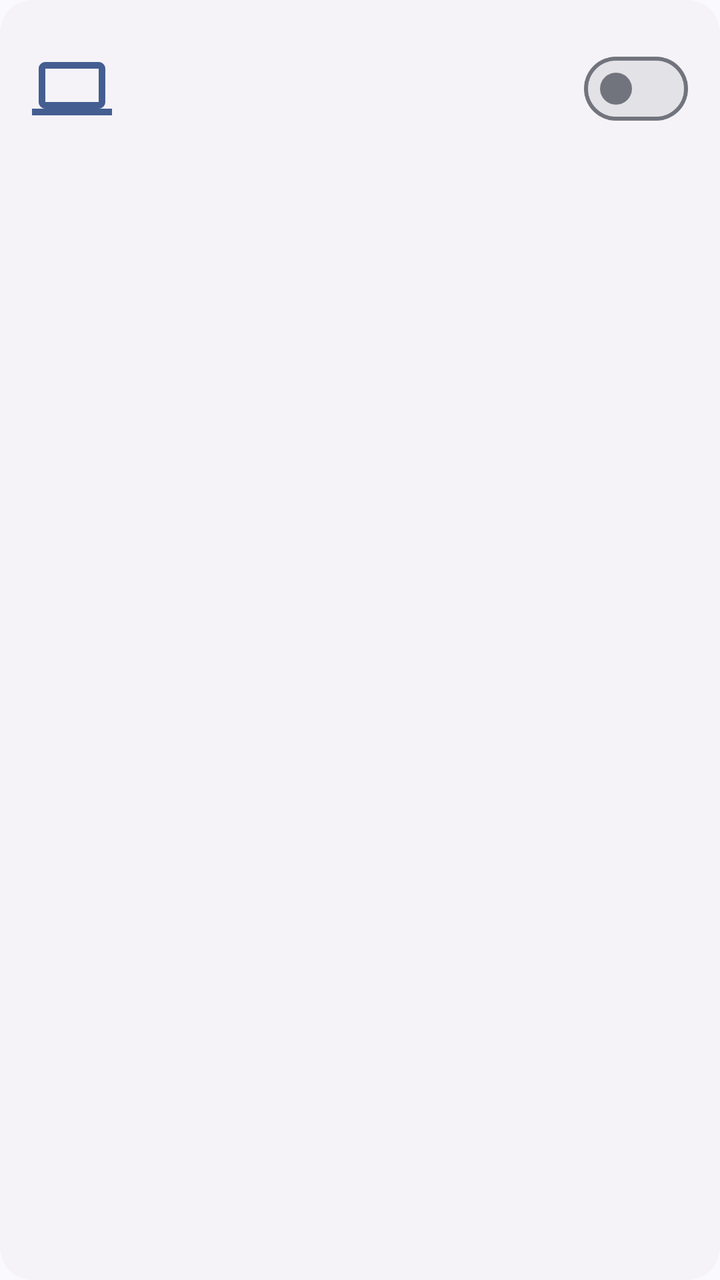
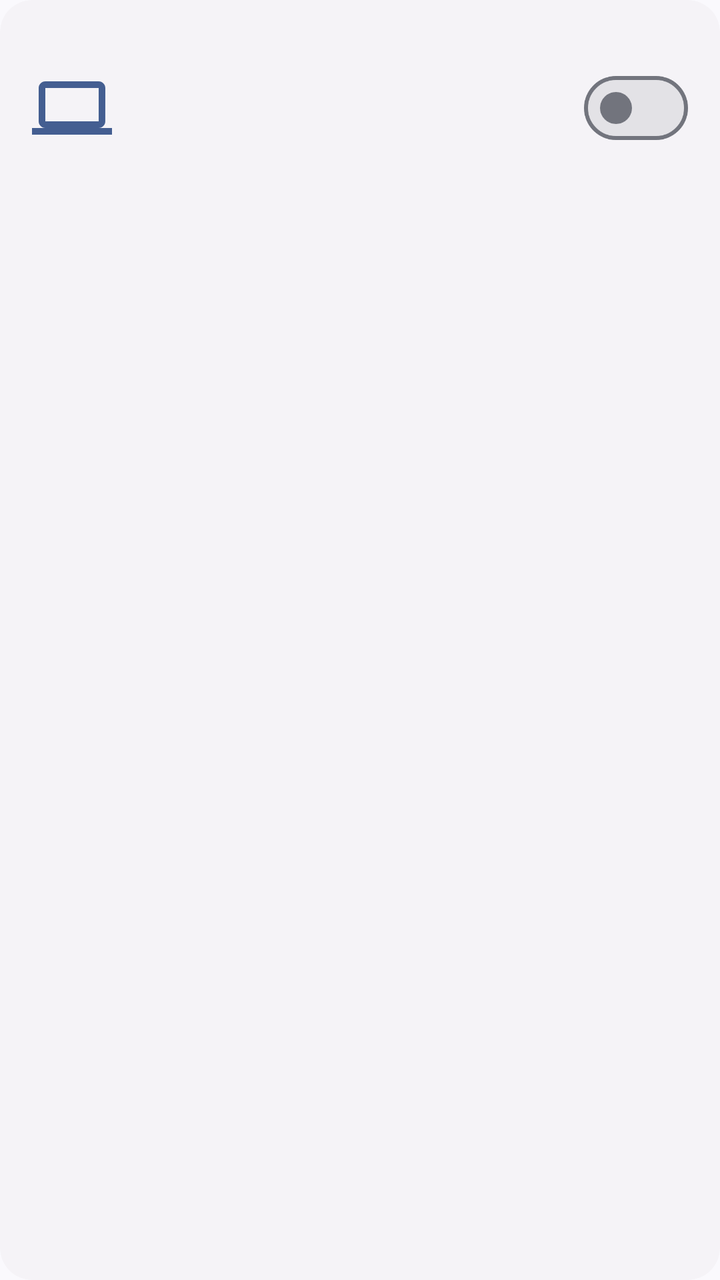

The first picture is an Android layout as it rendered before a commit; the second is the same layout after the commit. The layout source and the unified diff follow.
<!-- AndroidManifest.xml: application theme Theme.WifiKill -->
<!-- res/layout/item_host.xml -->
<?xml version="1.0" encoding="utf-8"?>
<com.google.android.material.card.MaterialCardView
    xmlns:android="http://schemas.android.com/apk/res/android"
    xmlns:app="http://schemas.android.com/apk/res-auto"
    android:layout_width="match_parent"
    android:layout_height="wrap_content"
    android:layout_marginHorizontal="16dp"
    android:layout_marginVertical="4dp"
    app:cardBackgroundColor="?attr/colorSurfaceContainerLow"
    app:cardCornerRadius="16dp"
    app:cardElevation="0dp"
    app:strokeWidth="0dp">

    <LinearLayout
        android:layout_width="match_parent"
        android:layout_height="wrap_content"
        android:orientation="horizontal"
        android:gravity="center_vertical"
        android:padding="16dp">

        <ImageView
            android:id="@+id/deviceIcon"
            android:layout_width="40dp"
            android:layout_height="40dp"
            android:src="@drawable/ic_device"
            android:contentDescription="@null"
            app:tint="?attr/colorPrimary"/>

        <LinearLayout
            android:id="@+id/textBlock"
            android:layout_width="0dp"
            android:layout_height="wrap_content"
            android:layout_weight="1"
            android:orientation="vertical"
            android:layout_marginStart="16dp"
            android:layout_marginEnd="12dp">

            <com.google.android.material.textview.MaterialTextView
                android:id="@+id/titleText"
                android:layout_width="match_parent"
                android:layout_height="wrap_content"
                android:textAppearance="?attr/textAppearanceTitleMedium"
                android:textColor="?attr/colorOnSurface"
                android:ellipsize="end"
                android:maxLines="1"/>

            <com.google.android.material.textview.MaterialTextView
                android:id="@+id/secondaryText"
                android:layout_width="match_parent"
                android:layout_height="wrap_content"
                android:textAppearance="?attr/textAppearanceBodyMedium"
                android:textColor="?attr/colorOnSurfaceVariant"
                android:ellipsize="end"
                android:maxLines="1"/>

            <com.google.android.material.textview.MaterialTextView
                android:id="@+id/macText"
                android:layout_width="match_parent"
                android:layout_height="wrap_content"
                android:textAppearance="?attr/textAppearanceBodySmall"
                android:fontFamily="monospace"
                android:textColor="?attr/colorOutline"/>
        </LinearLayout>

        <com.google.android.material.materialswitch.MaterialSwitch
            android:id="@+id/killSwitch"
            android:layout_width="wrap_content"
            android:layout_height="wrap_content"/>
    </LinearLayout>
</com.google.android.material.card.MaterialCardView>
<!-- resources referenced by this layout -->
<resources>
  <!-- drawable ic_device (drawable) -->
  <?xml version="1.0" encoding="utf-8"?>
  <vector xmlns:android="http://schemas.android.com/apk/res/android"
      android:width="24dp"
      android:height="24dp"
      android:viewportWidth="24"
      android:viewportHeight="24"
      android:tint="?attr/colorPrimary">
      <path
          android:fillColor="@android:color/white"
          android:pathData="M20,18c1.1,0 1.99,-0.9 1.99,-2L22,6c0,-1.1 -0.9,-2 -2,-2L4,4c-1.1,0 -2,0.9 -2,2v10c0,1.1 0.9,2 2,2L0,18v2h24v-2h-4zM4,6h16v10L4,16L4,6z"/>
  </vector>
  <style name="Theme.WifiKill" parent="Theme.Material3.DynamicColors.DayNight.NoActionBar">
          <item name="android:statusBarColor">@android:color/transparent</item>
          <item name="android:navigationBarColor">@android:color/transparent</item>
      </style>
</resources>

<!-- the commit's change to res/layout/item_host.xml (unified diff, before → after) -->
@@ -45,13 +45,18 @@
                 android:maxLines="1"/>
 
             <com.google.android.material.textview.MaterialTextView
-                android:id="@+id/secondaryText"
+                android:id="@+id/manufacturerText"
                 android:layout_width="match_parent"
                 android:layout_height="wrap_content"
                 android:textAppearance="?attr/textAppearanceBodyMedium"
-                android:textColor="?attr/colorOnSurfaceVariant"
-                android:ellipsize="end"
-                android:maxLines="1"/>
+                android:textColor="?attr/colorOnSurface"/>
+
+            <com.google.android.material.textview.MaterialTextView
+                android:id="@+id/ipText"
+                android:layout_width="match_parent"
+                android:layout_height="wrap_content"
+                android:textAppearance="?attr/textAppearanceBodyMedium"
+                android:textColor="?attr/colorOnSurfaceVariant"/>
 
             <com.google.android.material.textview.MaterialTextView
                 android:id="@+id/macText"
